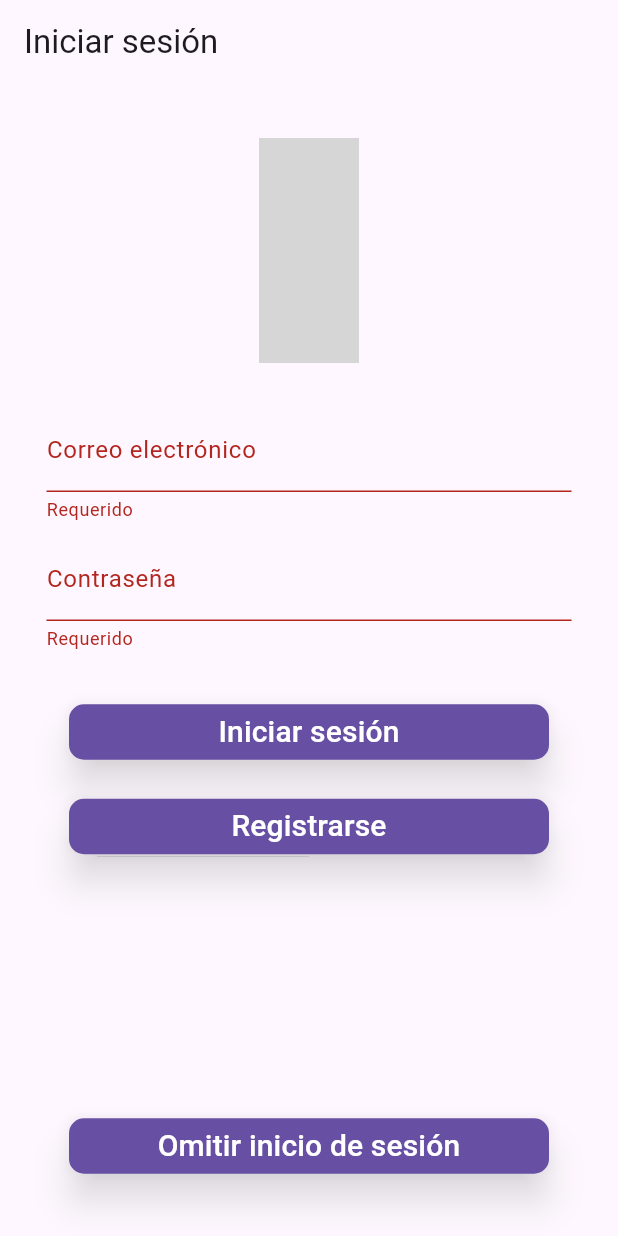
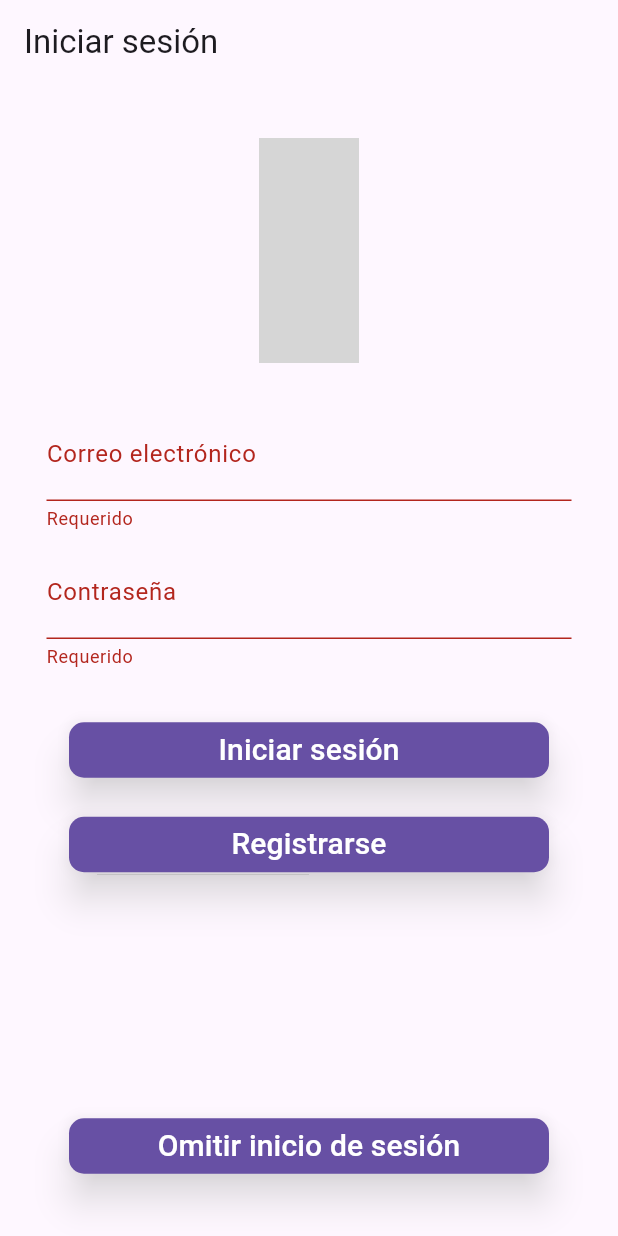
Before and after one commit to mrarrieta/hackathon, a Flutter app: the screen it shows after launch, after a tap on "Iniciar sesión", on a phone screen of 412 x 824 dp. Run offline on Flutter 3.47's test engine with Material 3 defaults, Android fonts, the phone set to English and light mode, and no system bars; our stand-ins replace dio, floor, flutter_dotenv, flutter_svg, go_router, grouped_list and 3 more; missing offline and left inert: crossplat_objectid, dart_openai, google_mlkit_commons, google_mlkit_text_recognition; accounts and stored records are empty; generated files the repository leaves out were written again; network calls fail; grey boxes are pictures that could not be loaded.

Commit message:
refactored login

```diff
--- a/base/login/lib/data/login_view_model.dart
+++ b/base/login/lib/data/login_view_model.dart
@@ -6,14 +6,12 @@ class LoginViewModel {
 
   final LoginClient loginClient;
 
-  String name = '';
-  String password = '';
   LoginResponse? response;
 
-  Future<String?> login(CoreLocalizations localization) async {
-    final response = await loginClient.getUser(name);
+  Future<String?> login(CoreLocalizations localization, String user, String pass) async {
+    final response = await loginClient.getUser(user);
     if (response == null) return localization.noUserError;
-    if (response.password == password) {
+    if (response.password == pass) {
       this.response = response;
       return null;
     } else {
--- a/base/login/lib/widgets/custom_input.dart
+++ /dev/null
@@ -1,26 +0,0 @@
-import 'package:flutter/material.dart';
-
-class CustomInput extends StatelessWidget {
-  final String label;
-  final bool obscureText;
-  final FormFieldSetter<String>? onSaved;
-  final FormFieldValidator<String>? validator;
-
-  const CustomInput({
-    super.key,
-    required this.label,
-    this.obscureText = false,
-    this.onSaved,
-    this.validator,
-  });
-
-  @override
-  Widget build(BuildContext context) {
-    return TextFormField(
-      obscureText: obscureText,
-      decoration: InputDecoration(labelText: label),
-      onSaved: onSaved,
-      validator: validator,
-    );
-  }
-}
--- a/base/login/lib/widgets/login_form.dart
+++ b/base/login/lib/widgets/login_form.dart
@@ -1,20 +1,19 @@
 import 'package:flutter/material.dart';
 import 'package:icons/font_awesome_flutter.dart';
 import 'package:locale/l10n/core_localizations_extensions.dart';
-import 'package:login/data/login_view_model.dart';
 import 'package:ui/dialogs/widgets/dialog_button.dart';
-import 'custom_input.dart';
+import 'package:ui/widgets/input_field.dart';
 
 class LoginForm extends StatefulWidget {
   const LoginForm({
-    required this.loginViewModel,
+    required this.onLogin,
     required this.goToSignup,
-    required this.onSuccess,
+    required this.skipLogin,
     super.key
   });
 
-  final LoginViewModel loginViewModel;
-  final Function() onSuccess;
+  final Function(String,String) onLogin;
+  final Function() skipLogin;
   final Function() goToSignup;
 
   @override
@@ -22,26 +21,10 @@ class LoginForm extends StatefulWidget {
 }
 
 class _LoginFormState extends State<LoginForm> {
+
   final _formKey = GlobalKey<FormState>();
-
-  void _submit() async {
-    if (_formKey.currentState!.validate()) {
-      _formKey.currentState!.save();
-
-      final result = await widget.loginViewModel.login(context.l10n);
-
-      if (result == null) {
-        ScaffoldMessenger.of(
-          context,
-        ).showSnackBar(SnackBar(content: Text(context.l10n.loginSuccessful)));
-        widget.onSuccess.call();
-      } else {
-        ScaffoldMessenger.of(
-          context,
-        ).showSnackBar(SnackBar(content: Text(result)));
-      }
-    }
-  }
+  TextEditingController userController = TextEditingController();
+  TextEditingController passController = TextEditingController();
 
   @override
   Widget build(BuildContext context) {
@@ -55,24 +38,31 @@ class _LoginFormState extends State<LoginForm> {
           const SizedBox(height: 20),
           Icon(FontAwesomeIcons.userAstronaut, size: 150, color: Theme.of(context).primaryColor),
           const SizedBox(height: 30),
-          Padding(padding: const EdgeInsets.symmetric(horizontal: 15), child: CustomInput(
+          Padding(padding: const EdgeInsets.symmetric(horizontal: 15), child: InputField(
+            userController,
+            TextInputType.text,
+            (value) => value!.isEmpty ? required : null,
             label: context.l10n.email,
-            onSaved: (value) => widget.loginViewModel.name = value ?? '',
-            validator: (value) => value!.isEmpty ? required : null,
           )),
           const SizedBox(height: 10),
-          Padding(padding: const EdgeInsets.symmetric(horizontal: 15), child: CustomInput(
+          Padding(padding: const EdgeInsets.symmetric(horizontal: 15), child: InputField(
+            passController,
+            TextInputType.text,
+            (value) => value!.isEmpty ? required : null,
+            obscureText: true,
             label: context.l10n.password,
-            obscureText: true,
-            onSaved: (value) => widget.loginViewModel.password = value ?? '',
-            validator: (value) => value!.isEmpty ? required : null,
-          )),
+    )),
           const SizedBox(height: 30),
-          DialogButton(context.l10n.login, Theme.of(context).primaryColor, (_) => _submit.call()),
+          DialogButton(context.l10n.login, Theme.of(context).primaryColor, (_) {
+            if (_formKey.currentState!.validate()) {
+              _formKey.currentState!.save();
+              widget.onLogin.call(userController.value.text, passController.value.text);
+            }
+          }),
           const SizedBox(height: 15),
           DialogButton(context.l10n.signupPageTitle, Theme.of(context).primaryColor, (_) => widget.goToSignup.call()),
           const Spacer(flex: 4),
-          DialogButton(context.l10n.skipLogin, Theme.of(context).primaryColor, (_) => widget.onSuccess.call()),
+          DialogButton(context.l10n.skipLogin, Theme.of(context).primaryColor, (_) => widget.skipLogin.call()),
           const SizedBox(height: 20),
         ],
       ),
--- a/base/home/lib/widgets/input_field.dart
+++ b/core/ui/lib/widgets/input_field.dart
@@ -5,11 +5,12 @@ class InputField extends StatelessWidget {
       this.textEditingController,
       this.inputType,
       this.appValidator,
-      this.icon,
       {
         this.label,
         this.hint,
         this.style = 0,
+        this.obscureText = false,
+        this.icon,
         Key? key
       }
       ) : super(key: key);
@@ -17,10 +18,11 @@ class InputField extends StatelessWidget {
   final TextEditingController? textEditingController;
   final TextInputType inputType;
   final String? Function(String?)? appValidator;
-  final IconData icon;
+  final IconData? icon;
   final String? hint;
   final String? label;
   final int style;
+  final bool obscureText;
 
 
   @override
@@ -31,7 +33,24 @@ class InputField extends StatelessWidget {
       keyboardType: inputType,
       style: const TextStyle(color: Colors.black, fontSize: 20),
       validator: appValidator,
+      obscureText: obscureText,
+      decoration: getDecoration(context),
     );
   }
 
+  getDecoration(BuildContext context) {
+    if (icon != null) {
+      return InputDecoration(
+        labelText: label,
+        icon: Icon(icon, color: Theme
+            .of(context)
+            .primaryColor),
+      );
+    } else {
+      return InputDecoration(
+        labelText: label,
+      );
+    }
+  }
+
 }
```
Also changed, not shown: base/home/lib/dialogs/add_record_dialog.dart (+5 -5 lines), base/login/lib/views/login_page.dart (+17 -2 lines).
